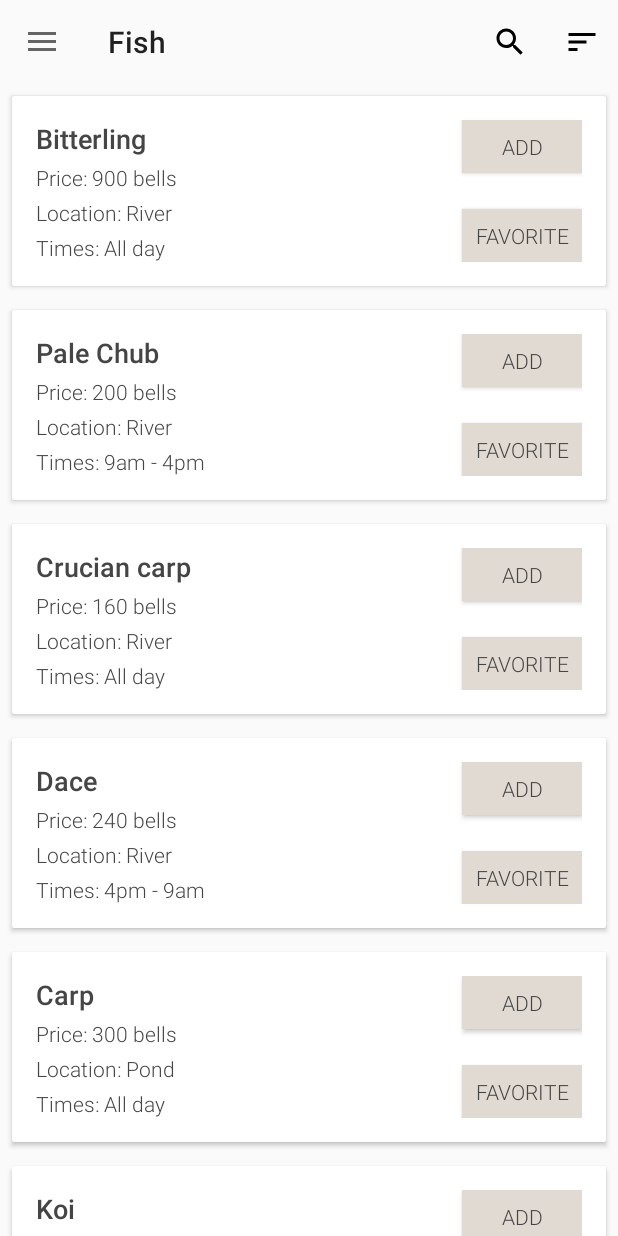
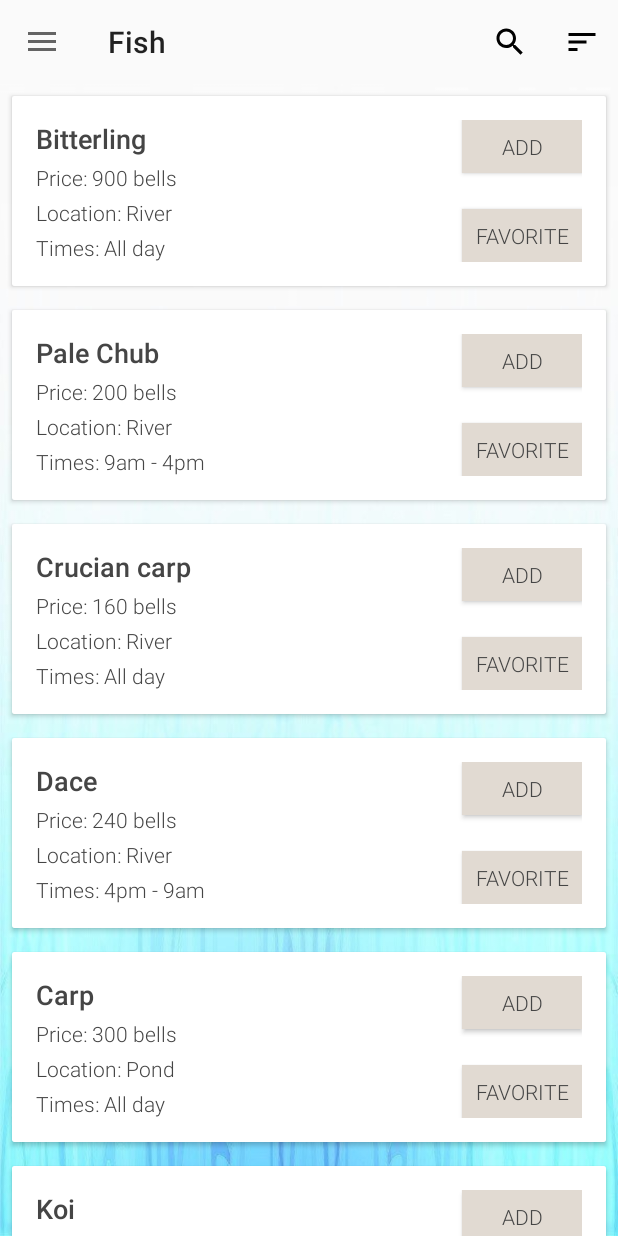
Before and after one commit to audaniel9/ACPocketMuseum, an Android app: the screen it shows after launch (MainActivity), on a phone screen of 412 x 824 dp. Run offline under Robolectric (Android 15) with nearby library versions, the phone set to English and light mode, and no system bars.

Commit message:
blue aesthetic for fish fragment

```diff
--- a/app/src/main/res/layout/fragment_fish.xml
+++ b/app/src/main/res/layout/fragment_fish.xml
@@ -9,6 +9,7 @@
         android:id="@+id/fishRecyclerView"
         android:layout_width="match_parent"
         android:layout_height="match_parent"
+        android:background="@drawable/blue_aesthetic"
         app:layout_constraintBottom_toBottomOf="parent"
         tools:layout_editor_absoluteX="0dp"
         tools:listitem="@layout/museum_specimen_card"/>
--- a/app/src/main/res/layout/toolbar.xml
+++ b/app/src/main/res/layout/toolbar.xml
@@ -1,7 +1,6 @@
 <?xml version="1.0" encoding="utf-8"?>
 <androidx.appcompat.widget.Toolbar xmlns:android="http://schemas.android.com/apk/res/android"
     android:layout_width="match_parent"
-    android:layout_height="wrap_content"
-    android:elevation="4dp">
+    android:layout_height="wrap_content">
 
 </androidx.appcompat.widget.Toolbar>
```
Also changed, not shown: app/src/main/res/drawable/blue_aesthetic.jpg (added).
